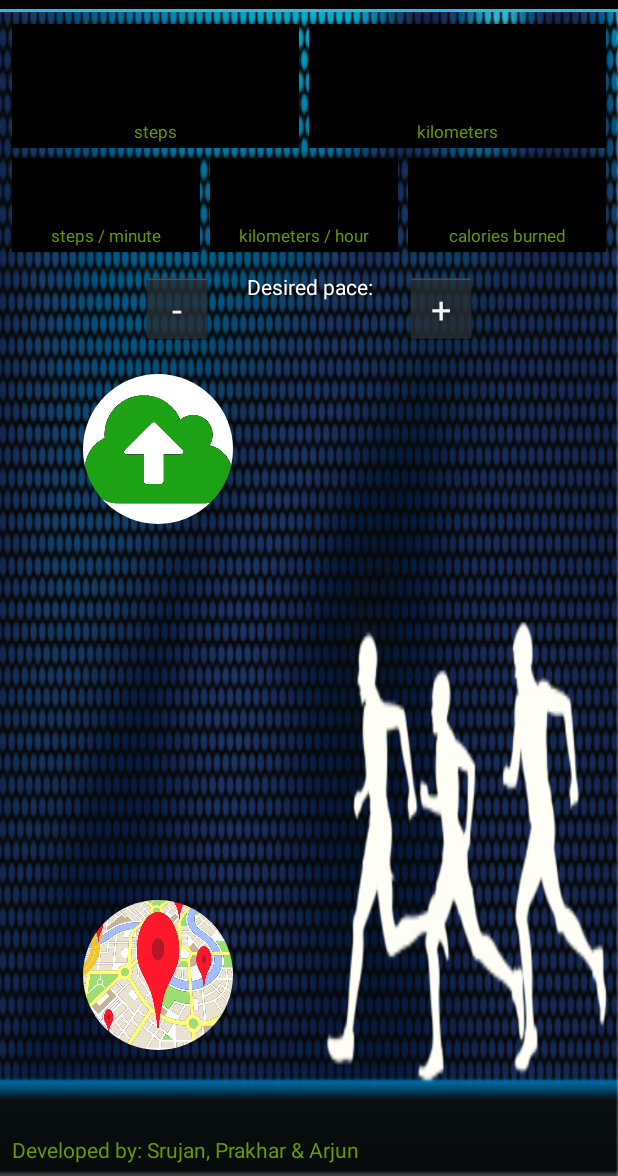
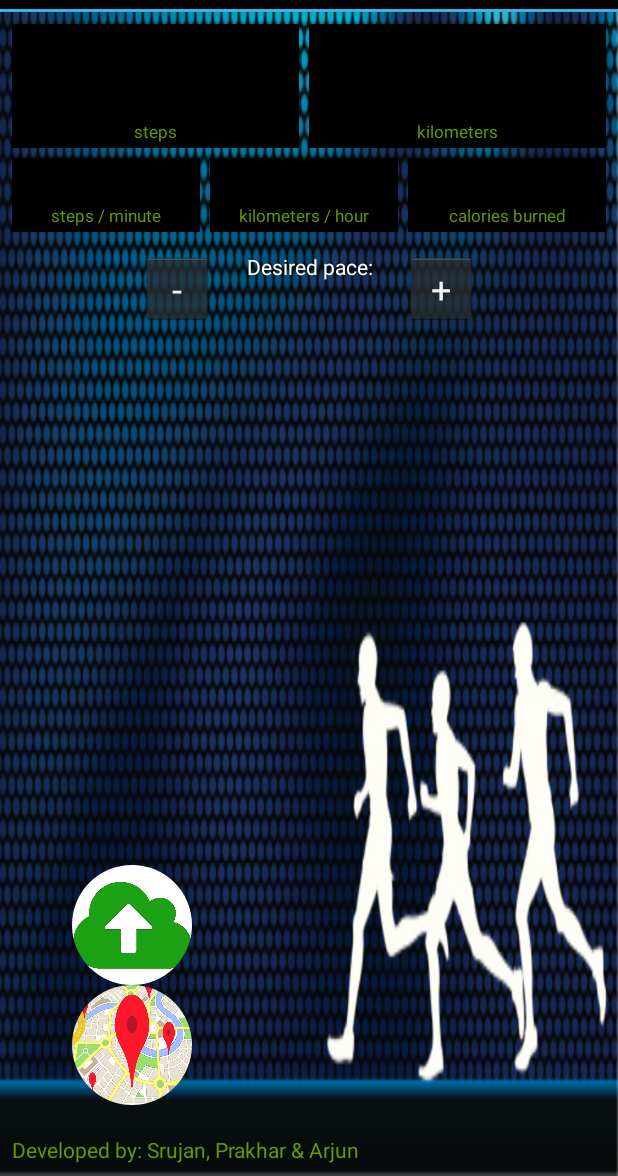
Before and after one commit to kostajaitachi/Joggers, an Android app: the layout activity_main.xml on its own in the app's theme, with its tools: preview values and no code run, on a phone screen of 412 x 824 dp, the part 60-1236 px from its top. Run offline under Robolectric (Android 15) with nearby library versions, the phone set to English and light mode, and no system bars.

Commit message:
CheckPoint-2
Changes in UI,
Fixed Bugs

```diff
--- a/app/src/main/res/layout/activity_main.xml
+++ b/app/src/main/res/layout/activity_main.xml
@@ -230,23 +230,23 @@
         android:id="@+id/btnBlobStorage"
         android:src="@drawable/upload"
         android:scaleType="centerCrop"
-        android:layout_width="100dp"
-        android:layout_height="100dp"
-        android:layout_below="@+id/linearLayout"
+        android:layout_width="80dp"
+        android:layout_height="80dp"
+        android:layout_above="@+id/btnMaps"
         android:layout_alignLeft="@+id/btnMaps"
         android:layout_alignStart="@+id/btnMaps" />
     <stanford.hackathon.joggers.shapes.CircleImageView
         android:id="@+id/btnMaps"
         android:src="@drawable/maps"
         android:scaleType="centerCrop"
-        android:layout_width="100dp"
-        android:layout_height="100dp"
-        android:layout_marginBottom="76dp"
-        android:layout_alignParentBottom="true"
+        android:layout_width="80dp"
+        android:layout_height="80dp"
+        android:layout_marginLeft="40dp"
+        android:layout_marginStart="65dp"
+        android:layout_above="@+id/textView"
         android:layout_alignParentLeft="true"
         android:layout_alignParentStart="true"
-        android:layout_marginLeft="47dp"
-        android:layout_marginStart="47dp" />
+        android:layout_marginBottom="20dp" />
 
     <TextView
         android:layout_width="wrap_content"
@@ -258,7 +258,8 @@
         android:layout_alignParentLeft="true"
         android:layout_alignParentStart="true"
         android:layout_alignRight="@+id/linearLayout"
-        android:layout_alignEnd="@+id/linearLayout" />
+        android:layout_alignEnd="@+id/linearLayout"
+        android:id="@+id/textView" />
 
 
 </RelativeLayout>
--- a/app/src/main/res/values/dimens.xml
+++ b/app/src/main/res/values/dimens.xml
@@ -7,8 +7,8 @@
 <dimen name="large_half">240px</dimen>
 
     <dimen name="value">45sp</dimen>
-    <dimen name="small_value">30sp</dimen>
-    <dimen name="step_count">30sp</dimen>
+    <dimen name="small_value">20sp</dimen>
+    <dimen name="step_count">20sp</dimen>
     <dimen name="units">11sp</dimen>
     <dimen name="desired_pace">36sp</dimen>
     <dimen name="desired_pace_width">128sp</dimen>
```
Also changed, not shown: app/src/main/java/stanford/hackathon/joggers/BlobDetailsActivity.java (+12 -5 lines), app/src/main/java/stanford/hackathon/joggers/BlobsActivity.java (+32 -7 lines), app/src/main/java/stanford/hackathon/joggers/MapsActivity.java (+8 -3 lines).
